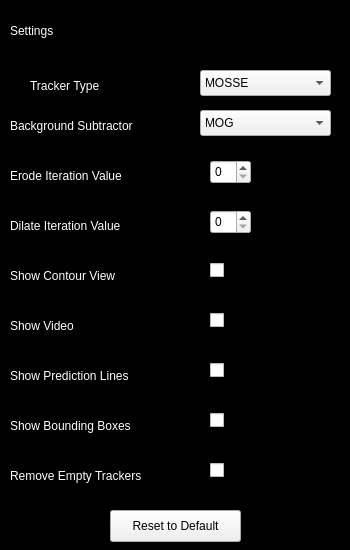
colbytimm/SwiftWatch, file SwiftWatch/settings.ui: the form before one commit.
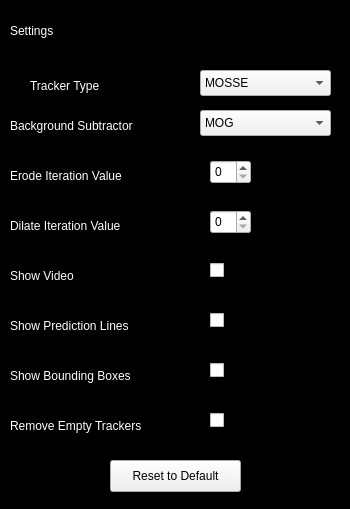
The form after the commit.

Patch:
```diff
--- a/SwiftWatch/settings.ui
+++ b/SwiftWatch/settings.ui
@@ -7,7 +7,7 @@
     <x>0</x>
     <y>0</y>
     <width>350</width>
-    <height>550</height>
+    <height>509</height>
    </rect>
   </property>
   <property name="windowTitle">
@@ -148,26 +148,6 @@
     <string>Erode Iteration Value</string>
    </property>
   </widget>
-  <widget class="QLabel" name="contour">
-   <property name="geometry">
-    <rect>
-     <x>10</x>
-     <y>260</y>
-     <width>171</width>
-     <height>31</height>
-    </rect>
-   </property>
-   <property name="styleSheet">
-    <string notr="true">QLabel#contour {
-	color: white;
-	font: 15pt &quot;Comic Sans MS&quot;;
-	qproperty-alignment: AlignRight;
-}</string>
-   </property>
-   <property name="text">
-    <string>Show Contour View</string>
-   </property>
-  </widget>
   <widget class="QLabel" name="dilate">
    <property name="geometry">
     <rect>
@@ -202,7 +182,7 @@
    <property name="geometry">
     <rect>
      <x>110</x>
-     <y>510</y>
+     <y>460</y>
      <width>131</width>
      <height>32</height>
     </rect>
@@ -215,7 +195,7 @@
    <property name="geometry">
     <rect>
      <x>10</x>
-     <y>310</y>
+     <y>260</y>
      <width>171</width>
      <height>31</height>
     </rect>
@@ -235,7 +215,7 @@
    <property name="geometry">
     <rect>
      <x>10</x>
-     <y>360</y>
+     <y>310</y>
      <width>171</width>
      <height>31</height>
     </rect>
@@ -255,7 +235,7 @@
    <property name="geometry">
     <rect>
      <x>10</x>
-     <y>410</y>
+     <y>360</y>
      <width>171</width>
      <height>31</height>
     </rect>
@@ -271,24 +251,11 @@
     <string>Show Bounding Boxes</string>
    </property>
   </widget>
-  <widget class="QCheckBox" name="contour_checkbox">
-   <property name="geometry">
-    <rect>
-     <x>210</x>
-     <y>260</y>
-     <width>87</width>
-     <height>20</height>
-    </rect>
-   </property>
-   <property name="text">
-    <string>Enable</string>
-   </property>
-  </widget>
   <widget class="QCheckBox" name="video_checkbox">
    <property name="geometry">
     <rect>
      <x>210</x>
-     <y>310</y>
+     <y>260</y>
      <width>87</width>
      <height>20</height>
     </rect>
@@ -301,7 +268,7 @@
    <property name="geometry">
     <rect>
      <x>210</x>
-     <y>360</y>
+     <y>310</y>
      <width>87</width>
      <height>20</height>
     </rect>
@@ -314,7 +281,7 @@
    <property name="geometry">
     <rect>
      <x>210</x>
-     <y>410</y>
+     <y>360</y>
      <width>87</width>
      <height>20</height>
     </rect>
@@ -327,7 +294,7 @@
    <property name="geometry">
     <rect>
      <x>10</x>
-     <y>460</y>
+     <y>410</y>
      <width>181</width>
      <height>31</height>
     </rect>
@@ -347,7 +314,7 @@
    <property name="geometry">
     <rect>
      <x>210</x>
-     <y>460</y>
+     <y>410</y>
      <width>87</width>
      <height>20</height>
     </rect>
```
